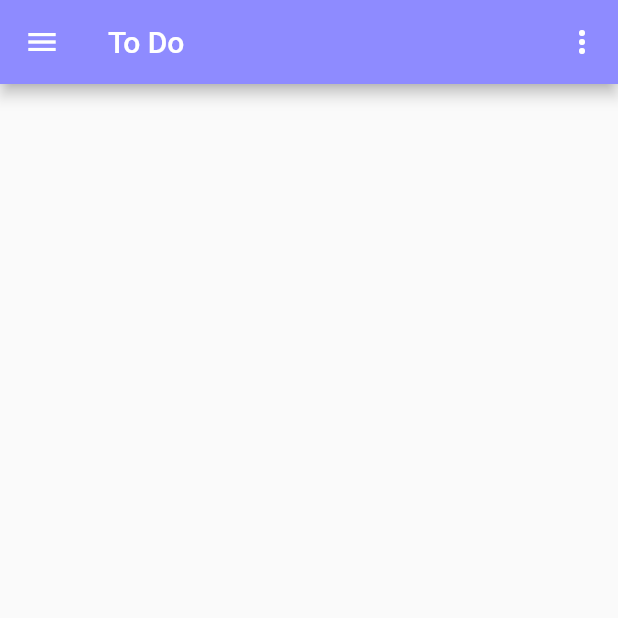
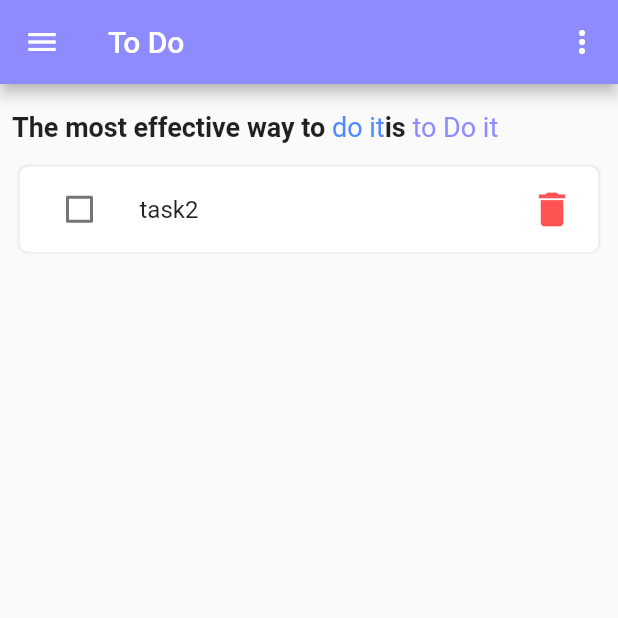
Before and after one commit to HashemAlkeshawi/Magic_calculator, a Flutter app: the Tasks_UI screen opened directly, on a phone screen of 412 x 824 dp, the top half of it. Run offline on Flutter 3.47's test engine with Material 2 defaults, Android fonts, the phone set to English and light mode, and no system bars; our stand-ins replace lottie; missing offline and left inert: dart:ffi.

Commit message:
almost done

```diff
--- a/lib/data/dataClasses/Todos.dart
+++ b/lib/data/dataClasses/Todos.dart
@@ -1,7 +1,20 @@
 class Task {
   String? task = '';
+  bool isDone = false;
+
+  Task(
+    this.task,
+  );
 
   Task.fromJson(Map<String, dynamic> map) {
-    this.task = map['heading'];
+    task = map['task'];
+    isDone = map['isDone'];
+  }
+
+  Map<String, dynamic> toJSON() {
+    return {
+      'task': task,
+      'isDone': isDone,
+    };
   }
 }
--- a/lib/screens/HiddenApp/journals_modul/Add_Journal.dart
+++ b/lib/screens/HiddenApp/journals_modul/Add_Journal.dart
@@ -30,7 +30,6 @@ class Add_Journal extends StatelessWidget {
             if (contentText.length > 15) {
               headingText = '${contentText.substring(0, 14)}...';
             } else if (contentText.isNotEmpty) {
-              print(contentText.length);
               headingText = 'No Heading';
             }
           }
--- a/lib/screens/HiddenApp/notes_modul/Add_Note.dart
+++ b/lib/screens/HiddenApp/notes_modul/Add_Note.dart
@@ -35,7 +35,7 @@ class Add_Note extends StatelessWidget {
             Navigator.of(context).pop();
           } else {
             Note note = Note(headingText, contentText, DateTime.now());
-            NoteList.add(note);
+            addNote(note);
             Navigator.of(context).pop();
           }
         },
--- a/lib/screens/HiddenApp/notes_modul/Edit_Note.dart
+++ b/lib/screens/HiddenApp/notes_modul/Edit_Note.dart
@@ -17,8 +17,8 @@ class Edit_Note extends StatelessWidget {
     TextEditingController content = TextEditingController();
     double screenHight = MediaQuery.of(context).size.height;
 
-    heading.text = NoteList[index].heading ?? '';
-    content.text = NoteList[index].content ?? '';
+    heading.text = noteList[index].heading ?? '';
+    content.text = noteList[index].content ?? '';
 
     return Scaffold(
       floatingActionButtonLocation: FloatingActionButtonLocation.centerFloat,
@@ -40,7 +40,7 @@ class Edit_Note extends StatelessWidget {
             }
           }
           Note note = Note(headingText, contentText, DateTime.now());
-          NoteList[index] = (note);
+          noteList[index] = (note);
           Navigator.of(context).pop();
         },
         child: Icon(
--- a/lib/screens/HiddenApp/tasks_modul/Tasks_UI.dart
+++ b/lib/screens/HiddenApp/tasks_modul/Tasks_UI.dart
@@ -1,13 +1,17 @@
-import 'package:flutter/cupertino.dart';
 import 'package:flutter/material.dart';
+import 'package:magic_calculator/data/JSON_FILS/ToDo_JSON.dart';
 
-import '../../../data/JSON_FILS/Journal_JSON.dart';
+import '../../../data/dataClasses/Todos.dart';
+import '../../../widgets/Task_item_ui.dart';
 import '../../../widgets/drawer.dart';
 
 class Tasks_UI extends StatelessWidget {
-  String date = DateUtils.dateOnly(DateTime.now()).toString().substring(0, 10);
   @override
   Widget build(BuildContext context) {
+    TasksList.add(Task('task2'));
+
+    double screenHight = MediaQuery.of(context).size.height;
+
     // TODO: implement build
     return Scaffold(
       appBar: AppBar(
@@ -18,6 +22,47 @@ class Tasks_UI extends StatelessWidget {
         ],
       ),
       drawer: drawer(Color(0xaa8E8BFF)),
+      body: Container(
+        margin: const EdgeInsets.symmetric(vertical: 18, horizontal: 8),
+        height: screenHight,
+        child: ListView(
+          children: [
+            Wrap(
+              children: [
+                const Text(
+                  "The most effective way to ",
+                  style: TextStyle(
+                    fontSize: 18,
+                    fontWeight: FontWeight.bold,
+                  ),
+                ),
+                Text(
+                  'do it',
+                  style: const TextStyle(
+                    fontSize: 18,
+                    color: Color(0xff4F8AFF),
+                  ),
+                ),
+                const Text(
+                  "is ",
+                  style: TextStyle(
+                    fontSize: 18,
+                    fontWeight: FontWeight.bold,
+                  ),
+                ),
+                Text(
+                  'to Do it',
+                  style: const TextStyle(
+                    fontSize: 18,
+                    color: Color(0xff8E8BFF),
+                  ),
+                ),
+              ],
+            ),
+            tasksList(screenHight),
+          ],
+        ),
+      ),
     );
   }
 }
--- /dev/null
+++ b/lib/widgets/Task_item_ui.dart
@@ -0,0 +1,76 @@
+import 'package:flutter/material.dart';
+import 'package:lottie/lottie.dart';
+
+import '../data/JSON_FILS/ToDo_JSON.dart';
+
+class tasksList extends StatefulWidget {
+  double screenHieght;
+  tasksList(this.screenHieght);
+  @override
+  State<tasksList> createState() => _tasksListState();
+}
+
+class _tasksListState extends State<tasksList> {
+  @override
+  Widget build(BuildContext context) {
+    return TasksList.isEmpty
+        ? Container(
+            height: widget.screenHieght / 1.5,
+            child: Lottie.asset('assets/animations/empty_todo.json'))
+        : ListView.builder(
+            padding: const EdgeInsets.symmetric(vertical: 8),
+            physics: const NeverScrollableScrollPhysics(),
+            shrinkWrap: true,
+            itemCount: (TasksList).length,
+            itemBuilder: ((context, input) {
+              int index = TasksList.length - (input + 1);
+              return Container(
+                margin: const EdgeInsets.symmetric(vertical: 8, horizontal: 5),
+                decoration: BoxDecoration(
+                  color: Colors.white,
+                  borderRadius: BorderRadius.circular(6),
+                  boxShadow: [
+                    BoxShadow(
+                      color: Colors.grey.withOpacity(0.2),
+                      spreadRadius: 0.5,
+                      blurRadius: 0.5,
+                    ),
+                  ],
+                ),
+                child: ListTile(
+                  leading: Checkbox(
+                    onChanged: (value) {
+                      TasksList[index].isDone = !TasksList[index].isDone;
+                      setState(() {});
+                    },
+                    value: TasksList[index].isDone,
+                  ),
+                  title: Padding(
+                    padding: const EdgeInsets.symmetric(vertical: 15.0),
+                    child: Text(
+                      TasksList[index].task!.length < 18
+                          ? TasksList[index].task!
+                          : '${TasksList[index].task!.substring(0, 17)}...',
+                      style: TextStyle(
+                          decoration: TasksList[index].isDone
+                              ? TextDecoration.lineThrough
+                              : TextDecoration.none),
+                    ),
+                  ),
+                  trailing: InkWell(
+                      splashColor: Colors.grey,
+                      onTap: () {
+                        TasksList.removeAt(index);
+                        setState(() {});
+                      },
+                      child: const Icon(
+                        Icons.delete,
+                        color: Colors.redAccent,
+                        size: 30,
+                      )),
+                ),
+              );
+            }),
+          );
+  }
+}
```
Also changed, not shown: lib/data/JSON_FILS/Journal_JSON.dart (+1 -6 lines), lib/data/JSON_FILS/Note_JSON.dart (+6 -3 lines), lib/data/JSON_FILS/ToDo_JSON.dart (+3 -8 lines), lib/screens/HiddenApp/journals_modul/Journals_UI.dart (+0 -10 lines), lib/screens/HiddenApp/journals_modul/diary.dart (+14 -3 lines), lib/screens/HiddenApp/notes_modul/note.dart (+4 -4 lines), lib/widgets/Note_item_ui.dart (+11 -13 lines).
